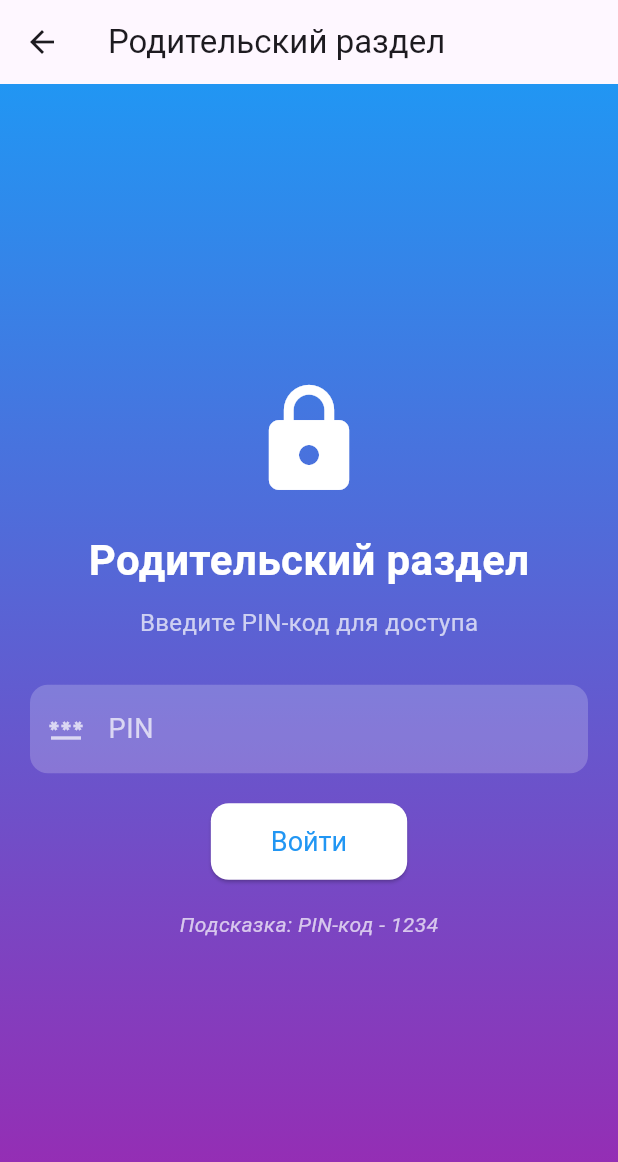
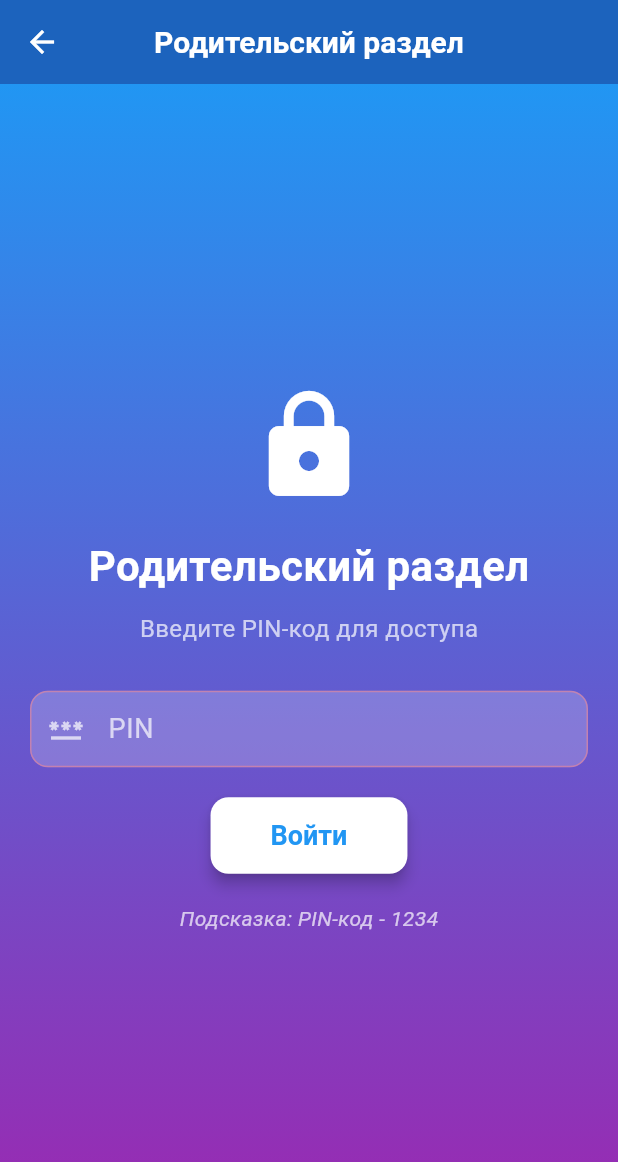
Before and after one commit to Kirus1930/PKS_Moroz_Letter, a Flutter app: the ParentSection screen opened directly, on a phone screen of 412 x 824 dp. Shown: the top 1162 px of the screen. Run offline on Flutter 3.47's test engine with Material 3 defaults, Android fonts, the phone set to English and light mode, and no system bars; our stand-ins replace flutter_dotenv, image_picker, shared_preferences, sqflite, sqflite_common_ffi; accounts and stored records are empty.

Commit message:
Update app_theme.dart

```diff
--- a/flutter_moroz_letter_eremin/lib/theme/app_theme.dart
+++ b/flutter_moroz_letter_eremin/lib/theme/app_theme.dart
@@ -1,44 +1,131 @@
 import 'package:flutter/material.dart';
 
 class AppTheme {
+  // Основные цвета
+  static final Color lightBlueBackground = Colors.lightBlue[50]!;
+  static final Color lightRedText = Color(0xFFFF8A8A); // Светло-красный
+  static final Color blueText = Colors.blue[800]!;
+  static final Color accentColor = Color(
+    0xFFFF6B6B,
+  ); // Яркий красный для акцентов
+
   static final ThemeData winterTheme = ThemeData(
+    // Основные цвета
     primarySwatch: Colors.blue,
-    primaryColor: Colors.blue.shade800,
-    hintColor: Colors.red.shade400,
+    primaryColor: Colors.blue[800],
+    hintColor: accentColor,
+    scaffoldBackgroundColor: lightBlueBackground, // Светло-голубой фон
+    // Шрифты
     fontFamily: 'Roboto',
 
-    textTheme: const TextTheme(
+    // Текстовая тема
+    textTheme: TextTheme(
       displayLarge: TextStyle(
         fontSize: 32,
         fontWeight: FontWeight.bold,
-        color: Colors.white,
+        color: blueText, // Темно-синий для заголовков
       ),
       displayMedium: TextStyle(
         fontSize: 24,
         fontWeight: FontWeight.w600,
+        color: blueText,
+      ),
+      displaySmall: TextStyle(
+        fontSize: 20,
+        fontWeight: FontWeight.w500,
+        color: blueText,
+      ),
+      bodyLarge: TextStyle(
+        fontSize: 18,
+        color: lightRedText, // Светло-красный для основного текста
+      ),
+      bodyMedium: TextStyle(fontSize: 16, color: lightRedText),
+      bodySmall: TextStyle(fontSize: 14, color: lightRedText),
+      labelLarge: TextStyle(
+        fontSize: 16,
         color: Colors.white,
+        fontWeight: FontWeight.bold,
       ),
-      bodyLarge: TextStyle(fontSize: 18, color: Colors.white),
     ),
 
+    // Кнопки
     elevatedButtonTheme: ElevatedButtonThemeData(
       style: ElevatedButton.styleFrom(
         padding: const EdgeInsets.symmetric(horizontal: 30, vertical: 15),
-        textStyle: const TextStyle(fontSize: 18),
+        textStyle: const TextStyle(fontSize: 18, fontWeight: FontWeight.bold),
         shape: RoundedRectangleBorder(borderRadius: BorderRadius.circular(20)),
+        backgroundColor: accentColor, // Красные кнопки
+        foregroundColor: Colors.white,
+        elevation: 4,
       ),
     ),
 
+    // Поля ввода
     inputDecorationTheme: InputDecorationTheme(
-      border: OutlineInputBorder(borderRadius: BorderRadius.circular(12)),
+      border: OutlineInputBorder(
+        borderRadius: BorderRadius.circular(12),
+        borderSide: BorderSide(color: lightRedText.withOpacity(0.5)),
+      ),
+      focusedBorder: OutlineInputBorder(
+        borderRadius: BorderRadius.circular(12),
+        borderSide: BorderSide(color: lightRedText, width: 2),
+      ),
+      enabledBorder: OutlineInputBorder(
+        borderRadius: BorderRadius.circular(12),
+        borderSide: BorderSide(color: lightRedText.withOpacity(0.5)),
+      ),
       filled: true,
       fillColor: Colors.white.withOpacity(0.9),
+      labelStyle: TextStyle(color: lightRedText, fontSize: 16),
+      hintStyle: TextStyle(color: lightRedText.withOpacity(0.7)),
+      contentPadding: const EdgeInsets.symmetric(horizontal: 16, vertical: 12),
     ),
 
+    // Карточки
     cardTheme: CardThemeData(
       elevation: 5,
       shape: RoundedRectangleBorder(borderRadius: BorderRadius.circular(15)),
       color: Colors.white.withOpacity(0.95),
+      surfaceTintColor: Colors.transparent,
+      margin: const EdgeInsets.all(8),
+    ),
+
+    // Аппбар
+    appBarTheme: AppBarTheme(
+      backgroundColor: Colors.blue[800],
+      foregroundColor: Colors.white,
+      elevation: 4,
+      centerTitle: true,
+      titleTextStyle: const TextStyle(
+        fontSize: 20,
+        fontWeight: FontWeight.bold,
+        color: Colors.white,
+      ),
+    ),
+
+    // Плавающая кнопка действия
+    floatingActionButtonTheme: FloatingActionButtonThemeData(
+      backgroundColor: accentColor,
+      foregroundColor: Colors.white,
+      elevation: 6,
+    ),
+
+    // Иконки
+    iconTheme: IconThemeData(color: blueText, size: 24),
+
+    // Диалоги
+    dialogTheme: DialogTheme(
+      backgroundColor: Colors.white,
+      surfaceTintColor: Colors.transparent,
+      shape: RoundedRectangleBorder(borderRadius: BorderRadius.circular(20)),
+      elevation: 8,
+    ),
+
+    // ЛистТайлы
+    listTileTheme: ListTileThemeData(
+      tileColor: Colors.white.withOpacity(0.9),
+      shape: RoundedRectangleBorder(borderRadius: BorderRadius.circular(12)),
+      contentPadding: const EdgeInsets.symmetric(horizontal: 16, vertical: 8),
     ),
   );
 }
```
